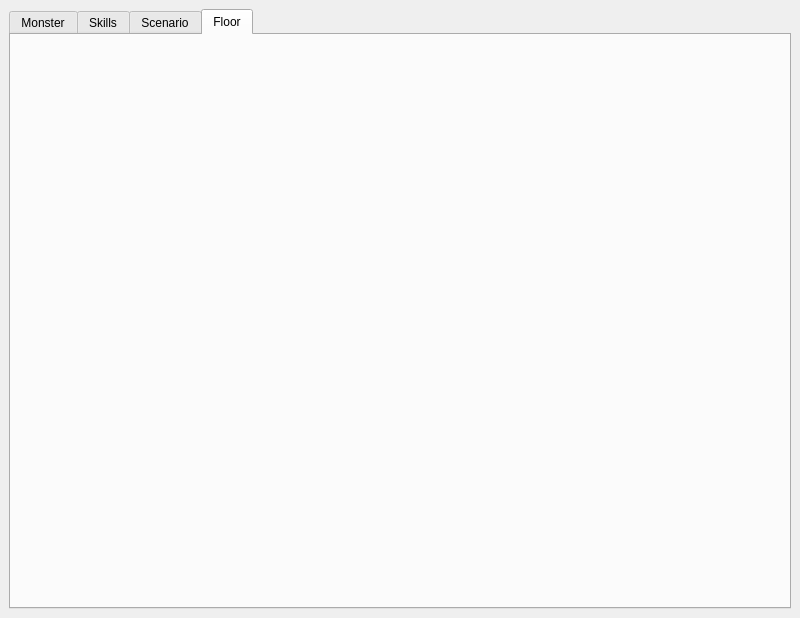
Old version of the form editor/editor.ui in the repository SodaCookie/rpeg.
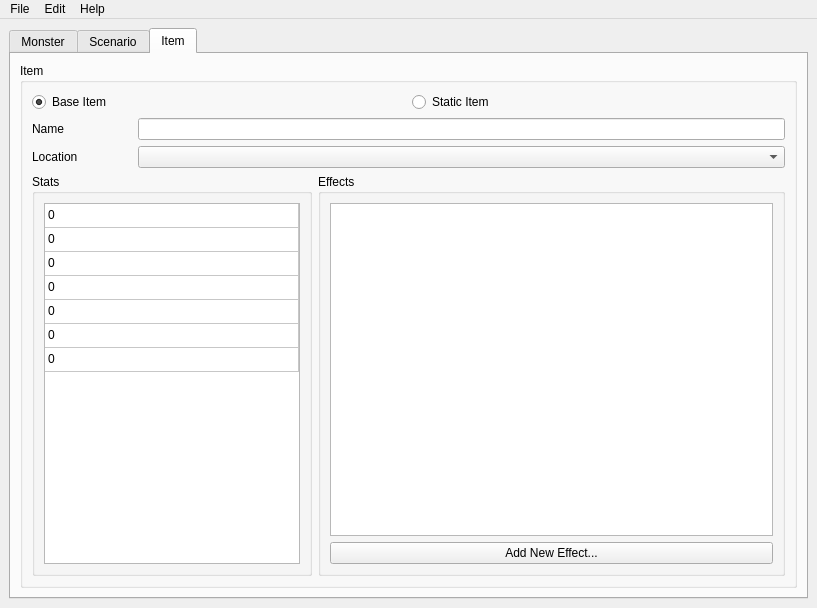
New version of the form. The open tabs and pages were chosen to show the change.

Commit message: Finished editor prototype layout. Created the main.py and converted design.ui to design.py

The edit to the form file:
```diff
--- a/editor/editor.ui
+++ b/editor/editor.ui
@@ -6,8 +6,8 @@
    <rect>
     <x>0</x>
     <y>0</y>
-    <width>800</width>
-    <height>618</height>
+    <width>817</width>
+    <height>608</height>
    </rect>
   </property>
   <property name="windowTitle">
@@ -263,11 +263,6 @@
         </item>
        </layout>
       </widget>
-      <widget class="QWidget" name="skill_tab">
-       <attribute name="title">
-        <string>Skills</string>
-       </attribute>
-      </widget>
       <widget class="QWidget" name="scenario_tab">
        <attribute name="title">
         <string>Scenario</string>
@@ -275,8 +270,252 @@
       </widget>
       <widget class="QWidget" name="floor_tab">
        <attribute name="title">
-        <string>Floor</string>
+        <string>Item</string>
        </attribute>
+       <layout class="QVBoxLayout" name="verticalLayout_9">
+        <item>
+         <widget class="QGroupBox" name="groupBox_6">
+          <property name="title">
+           <string>Item</string>
+          </property>
+          <layout class="QVBoxLayout" name="verticalLayout_8">
+           <item>
+            <layout class="QHBoxLayout" name="horizontalLayout_9">
+             <item>
+              <widget class="QRadioButton" name="radioButton">
+               <property name="text">
+                <string>Base Item</string>
+               </property>
+               <property name="checked">
+                <bool>true</bool>
+               </property>
+              </widget>
+             </item>
+             <item>
+              <widget class="QRadioButton" name="radioButton_2">
+               <property name="text">
+                <string>Static Item</string>
+               </property>
+              </widget>
+             </item>
+            </layout>
+           </item>
+           <item>
+            <layout class="QHBoxLayout" name="horizontalLayout_6">
+             <item>
+              <widget class="QLabel" name="label_3">
+               <property name="sizePolicy">
+                <sizepolicy hsizetype="Fixed" vsizetype="Preferred">
+                 <horstretch>0</horstretch>
+                 <verstretch>0</verstretch>
+                </sizepolicy>
+               </property>
+               <property name="minimumSize">
+                <size>
+                 <width>100</width>
+                 <height>0</height>
+                </size>
+               </property>
+               <property name="text">
+                <string>Name</string>
+               </property>
+              </widget>
+             </item>
+             <item>
+              <widget class="QLineEdit" name="lineEdit_2"/>
+             </item>
+            </layout>
+           </item>
+           <item>
+            <layout class="QHBoxLayout" name="horizontalLayout_7">
+             <item>
+              <widget class="QLabel" name="label_4">
+               <property name="sizePolicy">
+                <sizepolicy hsizetype="Fixed" vsizetype="Preferred">
+                 <horstretch>0</horstretch>
+                 <verstretch>0</verstretch>
+                </sizepolicy>
+               </property>
+               <property name="minimumSize">
+                <size>
+                 <width>100</width>
+                 <height>0</height>
+                </size>
+               </property>
+               <property name="text">
+                <string>Location</string>
+               </property>
+              </widget>
+             </item>
+             <item>
+              <widget class="QComboBox" name="comboBox_2">
+               <property name="sizePolicy">
+                <sizepolicy hsizetype="Expanding" vsizetype="Fixed">
+                 <horstretch>0</horstretch>
+                 <verstretch>0</verstretch>
+                </sizepolicy>
+               </property>
+              </widget>
+             </item>
+            </layout>
+           </item>
+           <item>
+            <layout class="QHBoxLayout" name="horizontalLayout_8">
+             <item>
+              <widget class="QGroupBox" name="groupBox_7">
+               <property name="title">
+                <string>Stats</string>
+               </property>
+               <layout class="QVBoxLayout" name="verticalLayout_10">
+                <item>
+                 <widget class="QTableWidget" name="item_status">
+                  <property name="sizePolicy">
+                   <sizepolicy hsizetype="Maximum" vsizetype="Expanding">
+                    <horstretch>0</horstretch>
+                    <verstretch>0</verstretch>
+                   </sizepolicy>
+                  </property>
+                  <property name="gridStyle">
+                   <enum>Qt::SolidLine</enum>
+                  </property>
+                  <attribute name="horizontalHeaderVisible">
+                   <bool>false</bool>
+                  </attribute>
+                  <attribute name="horizontalHeaderCascadingSectionResizes">
+                   <bool>true</bool>
+                  </attribute>
+                  <attribute name="horizontalHeaderHighlightSections">
+                   <bool>false</bool>
+                  </attribute>
+                  <attribute name="horizontalHeaderShowSortIndicator" stdset="0">
+                   <bool>false</bool>
+                  </attribute>
+                  <attribute name="horizontalHeaderStretchLastSection">
+                   <bool>true</bool>
+                  </attribute>
+                  <attribute name="verticalHeaderVisible">
+                   <bool>false</bool>
+                  </attribute>
+                  <attribute name="verticalHeaderCascadingSectionResizes">
+                   <bool>false</bool>
+                  </attribute>
+                  <attribute name="verticalHeaderDefaultSectionSize">
+                   <number>24</number>
+                  </attribute>
+                  <attribute name="verticalHeaderHighlightSections">
+                   <bool>true</bool>
+                  </attribute>
+                  <attribute name="verticalHeaderShowSortIndicator" stdset="0">
+                   <bool>true</bool>
+                  </attribute>
+                  <attribute name="verticalHeaderStretchLastSection">
+                   <bool>false</bool>
+                  </attribute>
+                  <row>
+                   <property name="text">
+                    <string>Attack</string>
+                   </property>
+                  </row>
+                  <row>
+                   <property name="text">
+                    <string>Speed</string>
+                   </property>
+                  </row>
+                  <row>
+                   <property name="text">
+                    <string>Defense</string>
+                   </property>
+                  </row>
+                  <row>
+                   <property name="text">
+                    <string>Health</string>
+                   </property>
+                  </row>
+                  <row>
+                   <property name="text">
+                    <string>Magic</string>
+                   </property>
+                  </row>
+                  <row>
+                   <property name="text">
+                    <string>Resist</string>
+                   </property>
+                  </row>
+                  <row>
+                   <property name="text">
+                    <string>Action</string>
+                   </property>
+                  </row>
+                  <column>
+                   <property name="text">
+                    <string>Value</string>
+                   </property>
+                  </column>
+                  <item row="0" column="0">
+                   <property name="text">
+                    <string>0</string>
+                   </property>
+                  </item>
+                  <item row="1" column="0">
+                   <property name="text">
+                    <string>0</string>
+                   </property>
+                  </item>
+                  <item row="2" column="0">
+                   <property name="text">
+                    <string>0</string>
+                   </property>
+                  </item>
+                  <item row="3" column="0">
+                   <property name="text">
+                    <string>0</string>
+                   </property>
+                  </item>
+                  <item row="4" column="0">
+                   <property name="text">
+                    <string>0</string>
+                   </property>
+                  </item>
+                  <item row="5" column="0">
+                   <property name="text">
+                    <string>0</string>
+                   </property>
+                  </item>
+                  <item row="6" column="0">
+                   <property name="text">
+                    <string>0</string>
+                   </property>
+                  </item>
+                 </widget>
+                </item>
+               </layout>
+              </widget>
+             </item>
+             <item>
+              <widget class="QGroupBox" name="groupBox_8">
+               <property name="title">
+                <string>Effects</string>
+               </property>
+               <layout class="QVBoxLayout" name="verticalLayout_11">
+                <item>
+                 <widget class="QListWidget" name="listWidget_4"/>
+                </item>
+                <item>
+                 <widget class="QPushButton" name="pushButton_5">
+                  <property name="text">
+                   <string>Add New Effect...</string>
+                  </property>
+                 </widget>
+                </item>
+               </layout>
+              </widget>
+             </item>
+            </layout>
+           </item>
+          </layout>
+         </widget>
+        </item>
+       </layout>
       </widget>
      </widget>
     </item>
@@ -287,10 +526,35 @@
     <rect>
      <x>0</x>
      <y>0</y>
-     <width>800</width>
+     <width>817</width>
      <height>21</height>
     </rect>
    </property>
+   <widget class="QMenu" name="menuFile">
+    <property name="title">
+     <string>File</string>
+    </property>
+    <addaction name="actionExit"/>
+   </widget>
+   <widget class="QMenu" name="menuEdit">
+    <property name="title">
+     <string>Edit</string>
+    </property>
+    <addaction name="actionAdd_Floor_Type"/>
+    <addaction name="actionAdd_Item"/>
+    <addaction name="actionAdd_Skill"/>
+    <addaction name="actionAdd_Attribute"/>
+    <addaction name="actionAdd_Effect"/>
+   </widget>
+   <widget class="QMenu" name="menuHelp">
+    <property name="title">
+     <string>Help</string>
+    </property>
+    <addaction name="actionAbout"/>
+   </widget>
+   <addaction name="menuFile"/>
+   <addaction name="menuEdit"/>
+   <addaction name="menuHelp"/>
   </widget>
  </widget>
  <resources/>
```
Left out of the diff: 222 changed lines with no effect on the pictures. The commit also changes 2 other files.
